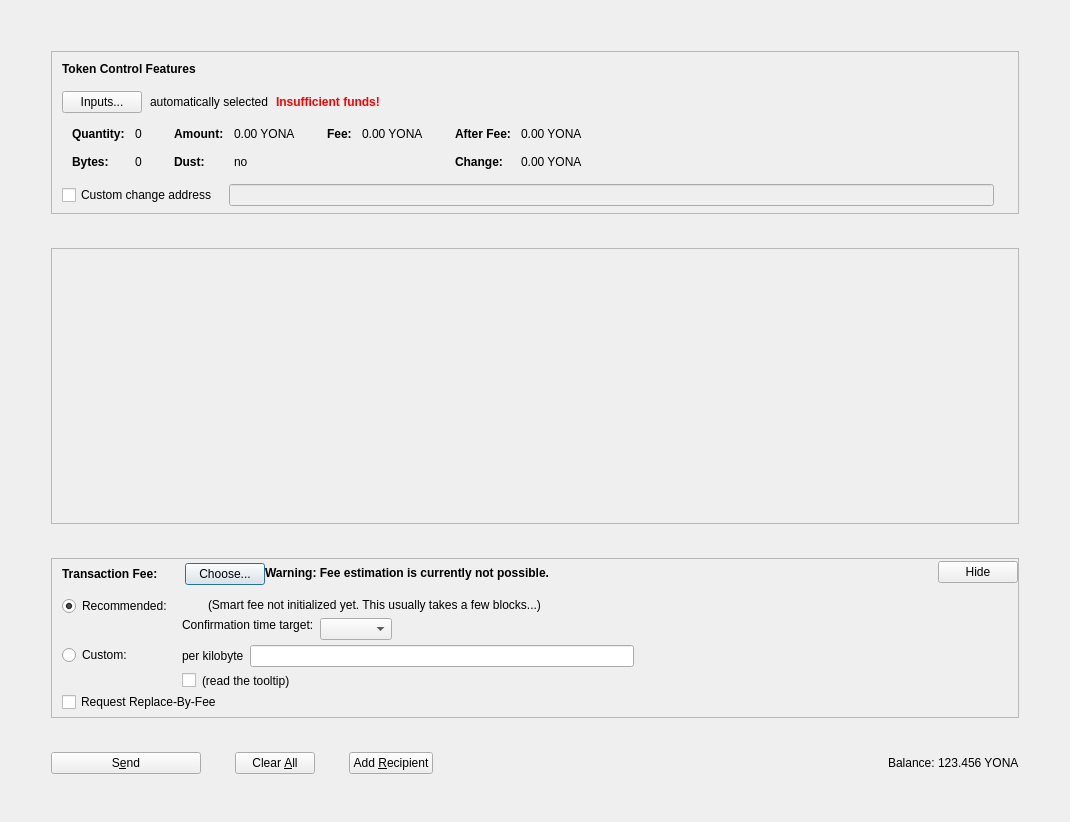
The window that src/qt/forms/tokensdialog.ui (PaladeumBlockchain/Paladeum) describes before a commit, drawn with Qt 5.
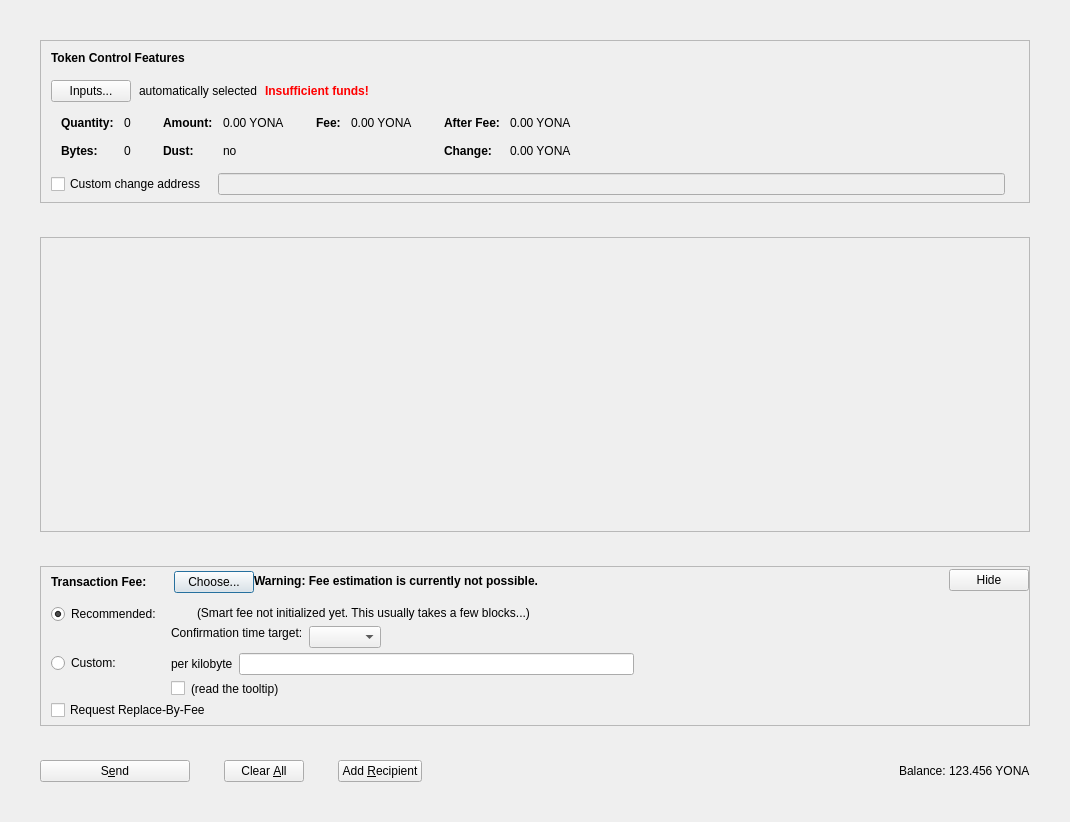
The same window after the commit. Icons and pictures are not drawn. Custom widgets are drawn as their Qt base class.

Diff of the .ui file:
```diff
--- a/src/qt/forms/tokensdialog.ui
+++ b/src/qt/forms/tokensdialog.ui
@@ -14,8 +14,17 @@
    <string>Send Coins</string>
   </property>
   <layout class="QVBoxLayout" name="verticalLayout" stretch="0">
+   <property name="leftMargin">
+    <number>0</number>
+   </property>
+   <property name="topMargin">
+    <number>0</number>
+   </property>
+   <property name="rightMargin">
+    <number>0</number>
+   </property>
    <property name="bottomMargin">
-    <number>8</number>
+    <number>0</number>
    </property>
    <item>
     <layout class="QVBoxLayout" name="verticalLayout_3">
@@ -604,8 +613,8 @@
          <rect>
           <x>0</x>
           <y>0</y>
-          <width>964</width>
-          <height>165</height>
+          <width>988</width>
+          <height>185</height>
          </rect>
         </property>
         <layout class="QVBoxLayout" name="verticalLayout_2" stretch="0,1">
```
